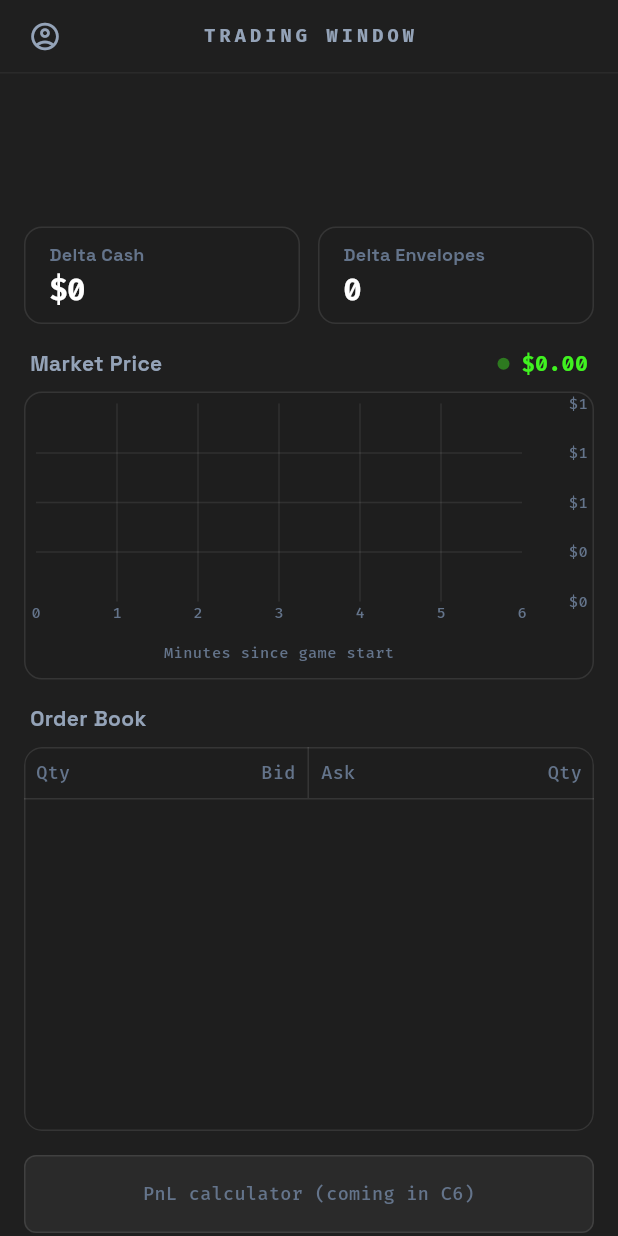
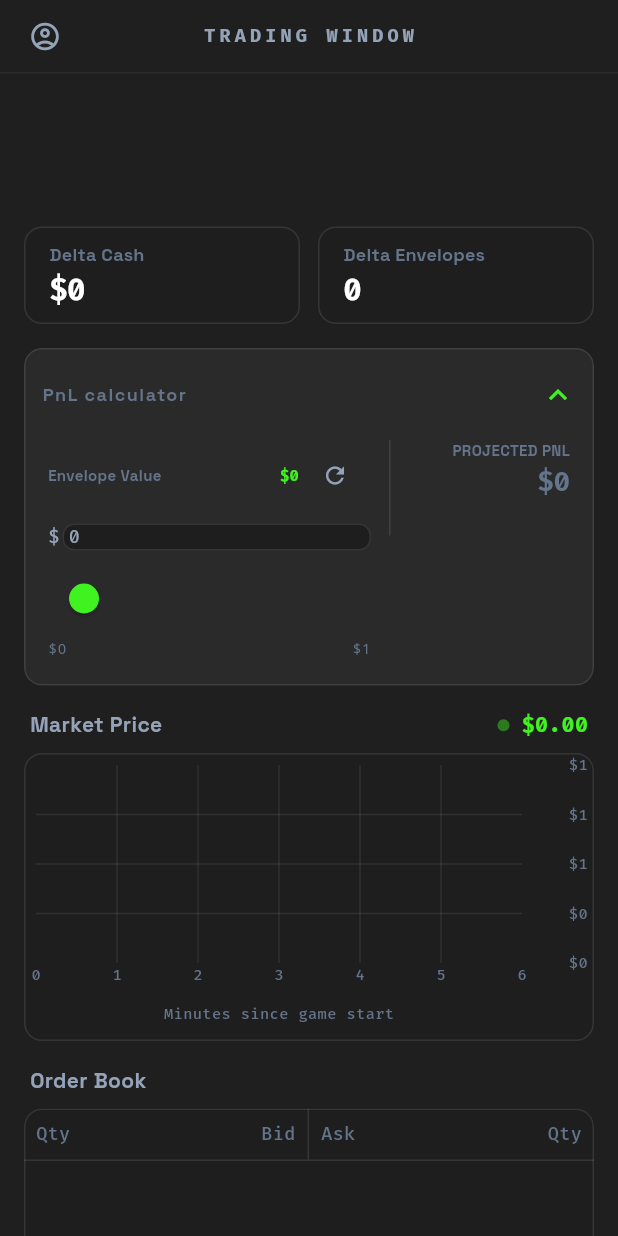
Before and after one commit to Tanmay-Johri/uncertain-envelopes-2, a Flutter app: the GameTradingScreen screen opened directly with empty values, on a phone screen of 412 x 824 dp. Run offline on Flutter 3.47's test engine with Material 3 defaults, Android fonts, the phone set to English and light mode, and no system bars; drawn by our look-alikes of fl_chart; our stand-ins replace go_router.

Commit message:
feat(trading): C6 PnL calculator with dynamic envelope bounds
- Core: projectedPnlUsd, tiered slider bounds, assumption parse/format helpers.

- UI: PnlCalculator (default-open ExpansionTile, slider, field, market reset) + formatProjectedPnl.

- GameTradingScreen: stats → PnL → chart → order book. Tests: core + widget + screen layout.

Made-with: Cursor

```diff
--- /dev/null
+++ b/lib/core/trading/envelope_value_parse.dart
@@ -0,0 +1,43 @@
+const double _kNearOne = 1e-6;
+
+/// Treats [s] with trailing `.` (e.g. `1.`) as **1.0**; strips whitespace;
+/// returns `null` if not parseable.
+double? tryParseAssumptionValue(String s) {
+  var t = s.trim();
+  if (t.isEmpty) return null;
+  if (t.endsWith('.')) t = t.substring(0, t.length - 1);
+  t = t.trim();
+  if (t.isEmpty) return null;
+  return double.tryParse(t);
+}
+
+bool isCloseTo(double a, double b) {
+  if (a.isNaN && b.isNaN) return true;
+  if (a.isNaN || b.isNaN) return false;
+  return (a - b).abs() < _kNearOne;
+}
+
+/// Digits for the envelope text field (no leading `$` — add via [TextField] prefix).
+String formatAssumptionInputNumber(double v) {
+  if (v.isNaN) return '0';
+  if (v == v.roundToDouble() && v.abs() < 1e12) {
+    return v.round().toString();
+  }
+  if ((v * 100).round() / 100 == v) {
+    return v.toStringAsFixed(2);
+  }
+  return ((v * 100).round() / 100).toStringAsFixed(2);
+}
+
+String formatAssumptionText(double v) {
+  if (v.isNaN) return r'$0';
+  if (v == v.roundToDouble() && v.abs() < 1e12) {
+    return r'$' + v.round().toString();
+  }
+  // Two-decimal for fractional display (mock shows $125.00).
+  if ((v * 100).round() / 100 == v) {
+    return r'$' + v.toStringAsFixed(2);
+  }
+  // Avoid ugly strings for irrationals; keep 2 dp.
+  return r'$' + ((v * 100).round() / 100).toStringAsFixed(2);
+}
--- /dev/null
+++ b/lib/core/trading/projected_pnl.dart
@@ -0,0 +1,11 @@
+/// Projected PnL for a hypothetical envelope (market) value.
+///
+/// [deltaCash] and [deltaEnvelopes] are the player’s current deltas; [envelope]
+/// is the user’s **assumed** $ value per envelope.
+double projectedPnlUsd(
+  double deltaCash,
+  double deltaEnvelopes,
+  double envelope,
+) {
+  return deltaCash + envelope * deltaEnvelopes;
+}
--- a/lib/ui/screens/trading/game_trading_screen.dart
+++ b/lib/ui/screens/trading/game_trading_screen.dart
@@ -9,6 +9,7 @@ import '../../../core/theme/app_spacing.dart';
 import '../../../core/theme/app_typography.dart';
 import '../../../core/chart/chart_axis.dart';
 import '../../widgets/countdown_timer.dart';
+import '../../widgets/pnl_calculator.dart';
 import '../../widgets/price_chart.dart';
 import '../../widgets/stat_tile.dart';
 import 'order_book_widget.dart';
@@ -137,6 +138,12 @@ class GameTradingScreen extends StatelessWidget {
                       ],
                     ),
                     const SizedBox(height: AppSpacing.lg),
+                    PnlCalculator(
+                      marketPrice: data.marketPrice,
+                      deltaCash: data.deltaCash,
+                      deltaEnvelopes: data.deltaEnvelopes,
+                    ),
+                    const SizedBox(height: AppSpacing.lg),
                     PriceChart(
                       key: const ValueKey('trading-chart-section'),
                       marketPrice: data.marketPrice,
@@ -152,11 +159,6 @@ class GameTradingScreen extends StatelessWidget {
                       key: const ValueKey('trading-orderbook-section'),
                       bids: data.orderBookBids,
                       asks: data.orderBookAsks,
-                    ),
-                    const SizedBox(height: AppSpacing.lg),
-                    _SectionPlaceholder(
-                      key: const ValueKey('trading-pnl-section'),
-                      label: 'PnL calculator (coming in C6)',
                     ),
                     const SizedBox(height: AppSpacing.lg),
                     _SectionPlaceholder(
--- a/lib/ui/screens/trading/trading_stat_format.dart
+++ b/lib/ui/screens/trading/trading_stat_format.dart
@@ -20,3 +20,8 @@ String formatTradingDeltaEnvelopes(double v) {
   if (n > 0) return '+$n';
   return '$n';
 }
+
+/// Whole-dollar display for the PnL line (tinted separately in the widget).
+String formatProjectedPnl(double pnl) {
+  return formatTradingDeltaCash(pnl);
+}
--- /dev/null
+++ b/lib/ui/widgets/pnl_calculator.dart
@@ -0,0 +1,334 @@
+import 'package:flutter/material.dart';
+import 'package:flutter/services.dart';
+
+import '../../core/theme/app_colors.dart';
+import '../../core/theme/app_spacing.dart';
+import '../../core/theme/app_typography.dart';
+import '../../core/trading/envelope_assumption_bounds.dart';
+import '../../core/trading/envelope_value_parse.dart';
+import '../../core/trading/projected_pnl.dart';
+import '../screens/trading/trading_stat_format.dart';
+
+/// PnL calculator: adjustable envelope assumption, projected PnL (B7 formula).
+class PnlCalculator extends StatefulWidget {
+  const PnlCalculator({
+    super.key,
+    required this.marketPrice,
+    required this.deltaCash,
+    required this.deltaEnvelopes,
+  });
+
+  final double marketPrice;
+  final double deltaCash;
+  final double deltaEnvelopes;
+
+  @override
+  State<PnlCalculator> createState() => _PnlCalculatorState();
+}
+
+class _PnlCalculatorState extends State<PnlCalculator> {
+  late double _envelope;
+  late double _minB;
+  late double _maxB;
+  late final TextEditingController _assumptionField;
+  final FocusNode _assumptionFocus = FocusNode();
+
+  @override
+  void initState() {
+    super.initState();
+    _envelope = widget.marketPrice;
+    final b = envelopeSliderBoundsForCenter(_envelope);
+    _minB = b.min;
+    _maxB = b.max;
+    _assumptionField = TextEditingController(
+      text: formatAssumptionInputNumber(_envelope),
+    );
+    _assumptionFocus.addListener(_onAssumptionFocusChange);
+  }
+
+  void _onAssumptionFocusChange() {
+    if (!_assumptionFocus.hasFocus) {
+      _onAssumptionSubmitted();
+    }
+  }
+
+  @override
+  void didUpdateWidget(covariant PnlCalculator oldWidget) {
+    super.didUpdateWidget(oldWidget);
+    if (oldWidget.marketPrice != widget.marketPrice) {
+      setState(_recenterToMarket);
+    }
+  }
+
+  @override
+  void dispose() {
+    _assumptionFocus.removeListener(_onAssumptionFocusChange);
+    _assumptionField.dispose();
+    _assumptionFocus.dispose();
+    super.dispose();
+  }
+
+  void _recenterToMarket() {
+    _envelope = widget.marketPrice;
+    final b = envelopeSliderBoundsForCenter(_envelope);
+    _minB = b.min;
+    _maxB = b.max;
+    _assumptionField.text = formatAssumptionInputNumber(_envelope);
+  }
+
+  void _setBoundsForCenter(double center) {
+    final b = envelopeSliderBoundsForCenter(center);
+    _minB = b.min;
+    _maxB = b.max;
+  }
+
+  /// Slider endpoints when the stored logical range is degenerate (e.g. v = 0).
+  double get _slMin => (_minB < _maxB) ? _minB : 0.0;
+  double get _slMax => (_minB < _maxB) ? _maxB : 1.0;
+
+  double get _clampedToSlider => _envelope.clamp(_slMin, _slMax);
+
+  void _onSliderChanged(double v) {
+    setState(() {
+      _envelope = v;
+      if (!valueFitsInBounds(_envelope, _minB, _maxB)) {
+        _setBoundsForCenter(_envelope);
+      }
+      _assumptionField.text = formatAssumptionInputNumber(_envelope);
+    });
+  }
+
+  void _onAssumptionSubmitted() {
+    if (!mounted) {
+      return;
+    }
+    final parsed = tryParseAssumptionValue(_assumptionField.text);
+    if (parsed == null) {
+      setState(() {
+        _assumptionField.text = formatAssumptionInputNumber(_envelope);
+      });
+      return;
+    }
+    setState(() {
+      _envelope = parsed;
+      if (!valueFitsInBounds(parsed, _minB, _maxB)) {
+        _setBoundsForCenter(parsed);
+      }
+      _assumptionField.text = formatAssumptionInputNumber(_envelope);
+    });
+  }
+
+  @override
+  Widget build(BuildContext context) {
+    final pnl = projectedPnlUsd(
+      widget.deltaCash,
+      widget.deltaEnvelopes,
+      _envelope,
+    );
+    final pnlColor = pnl == 0
+        ? AppColors.textTertiary
+        : (pnl > 0 ? AppColors.primary : AppColors.secondary);
+
+    return Semantics(
+      key: const ValueKey('trading-pnl-section'),
+      container: true,
+      label: 'PnL calculator',
+      child: Material(
+        color: AppColors.surfaceContainer,
+        shape: RoundedRectangleBorder(
+          borderRadius: BorderRadius.circular(AppRadius.lg),
+          side: const BorderSide(color: AppColors.outline),
+        ),
+        clipBehavior: Clip.antiAlias,
+        child: Theme(
+          data: Theme.of(context).copyWith(dividerColor: Colors.transparent),
+          child: ExpansionTile(
+            initiallyExpanded: true,
+            tilePadding: const EdgeInsets.symmetric(
+              horizontal: AppSpacing.md,
+              vertical: 2,
+            ),
+            childrenPadding: const EdgeInsets.fromLTRB(
+              AppSpacing.lg,
+              0,
+              AppSpacing.lg,
+              AppSpacing.lg,
+            ),
+            title: Text(
+              'PnL calculator',
+              style: AppTypography.bodySmall.copyWith(
+                fontSize: 12,
+                fontWeight: FontWeight.w600,
+                letterSpacing: 1.0,
+                color: AppColors.textTertiary,
+              ),
+            ),
+            children: [
+              Row(
+                crossAxisAlignment: CrossAxisAlignment.start,
+                children: [
+                  Expanded(
+                    flex: 2,
+                    child: Column(
+                      crossAxisAlignment: CrossAxisAlignment.stretch,
+                      mainAxisSize: MainAxisSize.min,
+                      children: [
+                        Row(
+                          children: [
+                            Expanded(
+                              child: Text(
+                                'Envelope Value',
+                                style: AppTypography.bodySmall.copyWith(
+                                  fontSize: 10,
+                                  fontWeight: FontWeight.w600,
+                                  color: AppColors.textTertiary,
+                                  fontFeatures: const [
+                                    FontFeature.tabularFigures(),
+                                  ],
+                                ),
+                              ),
+                            ),
+                            Text(
+                              formatAssumptionText(_envelope),
+                              key: const ValueKey('trading-pnl-envelope-label'),
+                              style: AppTypography.monoSmall.copyWith(
+                                fontSize: 10,
+                                color: AppColors.primary,
+                                fontWeight: FontWeight.w700,
+                              ),
+                            ),
+                            IconButton(
+                              key: const ValueKey('trading-pnl-reset'),
+                              onPressed: () {
+                                setState(_recenterToMarket);
+                              },
+                              padding: EdgeInsets.zero,
+                              constraints: const BoxConstraints(
+                                minWidth: 32,
+                                minHeight: 32,
+                              ),
+                              tooltip: 'Use market price',
+                              icon: Icon(
+                                Icons.refresh,
+                                size: 18,
+                                color: AppColors.textSecondary,
+                              ),
+                            ),
+                          ],
+                        ),
+                        const SizedBox(height: AppSpacing.sm),
+                        Row(
+                          children: [
+                            const Text(
+                              r'$',
+                              style: AppTypography.monoSmall,
+                            ),
+                            const SizedBox(width: 2),
+                            Expanded(
+                              child: TextField(
+                                key: const ValueKey('trading-pnl-envelope-input'),
+                                controller: _assumptionField,
+                                focusNode: _assumptionFocus,
+                                keyboardType: const TextInputType.numberWithOptions(
+                                  decimal: true,
+                                  signed: true,
+                                ),
+                                inputFormatters: [
+                                  FilteringTextInputFormatter.allow(
+                                    RegExp(r'[-0-9.]'),
+                                  ),
+                                ],
+                                onEditingComplete: _onAssumptionSubmitted,
+                                onSubmitted: (_) => _onAssumptionSubmitted,
+                                style: AppTypography.monoSmall,
+                                decoration: const InputDecoration(
+                                  isDense: true,
+                                  contentPadding: EdgeInsets.zero,
+                                  border: InputBorder.none,
+                                ),
+                              ),
+                            ),
+                          ],
+                        ),
+                        const SizedBox(height: AppSpacing.sm),
+                        Slider(
+                          value: _clampedToSlider,
+                          min: _slMin,
+                          max: _slMax,
+                          onChanged: _onSliderChanged,
+                        ),
+                        const SizedBox(height: 2),
+                        Row(
+                          mainAxisAlignment: MainAxisAlignment.spaceBetween,
+                          children: [
+                            Text(
+                              formatAssumptionText(_slMin),
+                              key: const ValueKey('trading-pnl-range-min'),
+                              style: AppTypography.bodySmall.copyWith(
+                                fontSize: 10,
+                                color: AppColors.textTertiary,
+                                fontFamily: 'monospace',
+                              ),
+                            ),
+                            Text(
+                              formatAssumptionText(_slMax),
+                              key: const ValueKey('trading-pnl-range-max'),
+                              style: AppTypography.bodySmall.copyWith(
+                                fontSize: 10,
+                                color: AppColors.textTertiary,
+                                fontFamily: 'monospace',
+                              ),
+                            ),
+                          ],
+                        ),
+                      ],
+                    ),
+                  ),
+                  const SizedBox(width: AppSpacing.md),
+                  Container(
+                    width: 1,
+                    height: 64,
+                    color: AppColors.outline,
+                  ),
+                  const SizedBox(width: AppSpacing.md),
+                  Expanded(
+                    child: Column(
+                      crossAxisAlignment: CrossAxisAlignment.end,
+                      children: [
+                        Text(
+                          'PROJECTED PNL',
+                          key: const ValueKey('trading-pnl-projection-label'),
+                          style: AppTypography.bodySmall.copyWith(
+                            fontSize: 10,
+                            fontWeight: FontWeight.w800,
+                            letterSpacing: 0.2,
+                            color: AppColors.textTertiary,
+                          ),
+                        ),
+                        const SizedBox(height: 4),
+                        Text(
+                          formatProjectedPnl(pnl),
+                          key: const ValueKey('trading-pnl-projected'),
+                          style: AppTypography.monoLarge.copyWith(
+                            fontSize: 18,
+                            fontWeight: FontWeight.w700,
+                            color: pnlColor,
+                            height: 1.0,
+                            letterSpacing: -0.2,
+                            fontFeatures: const [
+                              FontFeature.tabularFigures(),
+                            ],
+                          ),
+                        ),
+                      ],
+                    ),
+                  ),
+                ],
+              ),
+            ],
+          ),
+        ),
+      ),
+    );
+  }
+}
```
Also changed, not shown: lib/core/trading/envelope_assumption_bounds.dart (added, +69 -0 lines), 7 other files.
